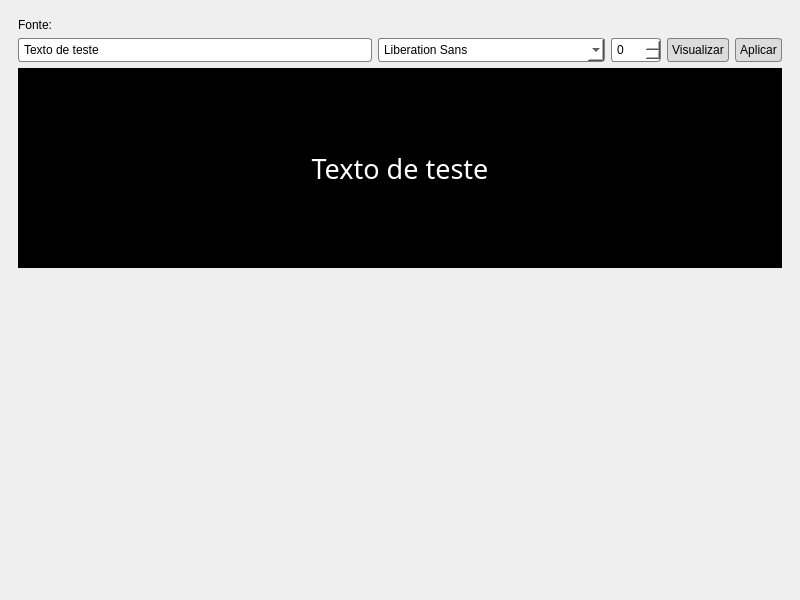
Qt form python/ui/configuracoes/window.ui (devs-7/bible-projector-multi-language) before a commit.
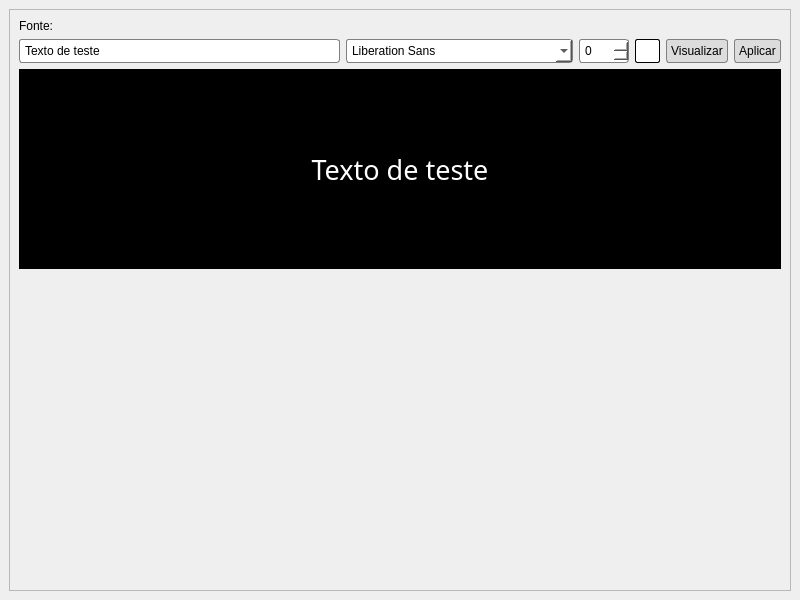
The same form after that commit.

Commit message: configurações

Diff of the .ui file:
```diff
--- a/python/ui/configuracoes/window.ui
+++ b/python/ui/configuracoes/window.ui
@@ -26,10 +26,7 @@
     <item>
      <widget class="QScrollArea" name="scrollArea">
       <property name="styleSheet">
-       <string notr="true">*{
-	padding: 0px;
-	border: none;
-}</string>
+       <string notr="true"/>
       </property>
       <property name="widgetResizable">
        <bool>true</bool>
@@ -42,7 +39,7 @@
         <rect>
          <x>0</x>
          <y>0</y>
-         <width>782</width>
+         <width>780</width>
          <height>269</height>
         </rect>
        </property>
@@ -143,6 +140,38 @@
             </property>
            </widget>
           </item>
+          <item>
+           <widget class="QLabel" name="label_3">
+            <property name="sizePolicy">
+             <sizepolicy hsizetype="Fixed" vsizetype="Preferred">
+              <horstretch>0</horstretch>
+              <verstretch>0</verstretch>
+             </sizepolicy>
+            </property>
+            <property name="minimumSize">
+             <size>
+              <width>25</width>
+              <height>0</height>
+             </size>
+            </property>
+            <property name="maximumSize">
+             <size>
+              <width>25</width>
+              <height>16777215</height>
+             </size>
+            </property>
+            <property name="styleSheet">
+             <string notr="true">* {
+	border: 1px solid black;
+	border-radius: 2px;
+	background-color: white;
+}</string>
+            </property>
+            <property name="text">
+             <string/>
+            </property>
+           </widget>
+          </item>
           <item>
            <widget class="QPushButton" name="pushButton">
             <property name="sizePolicy">
```
The commit also changes 1 other file.
